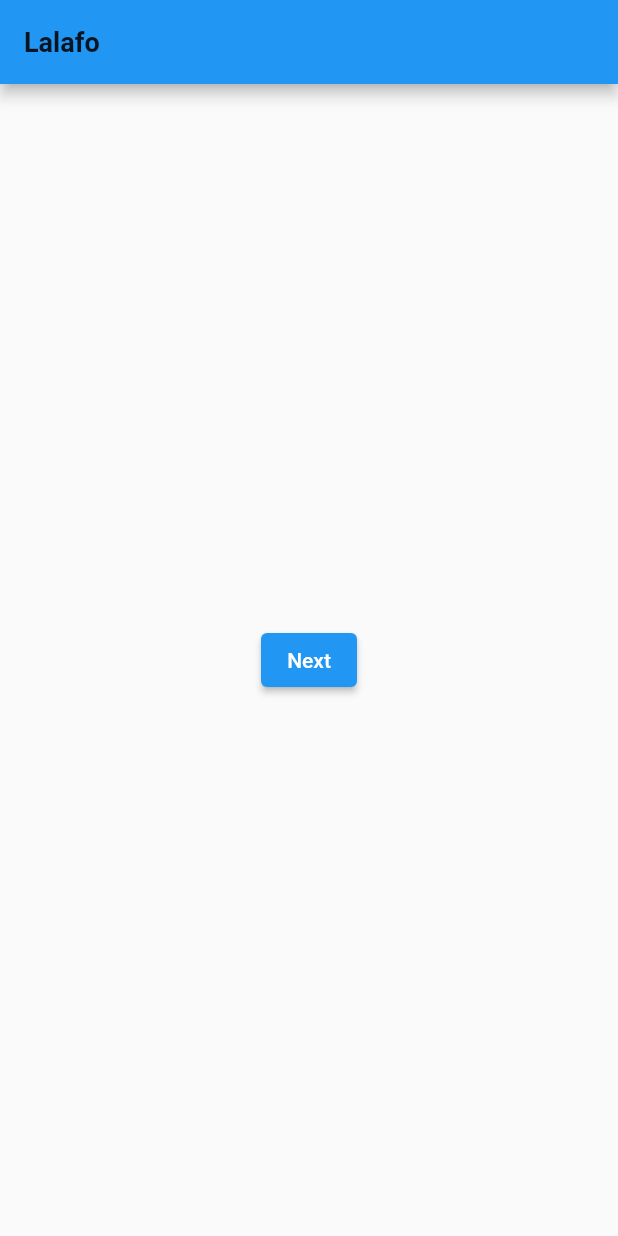
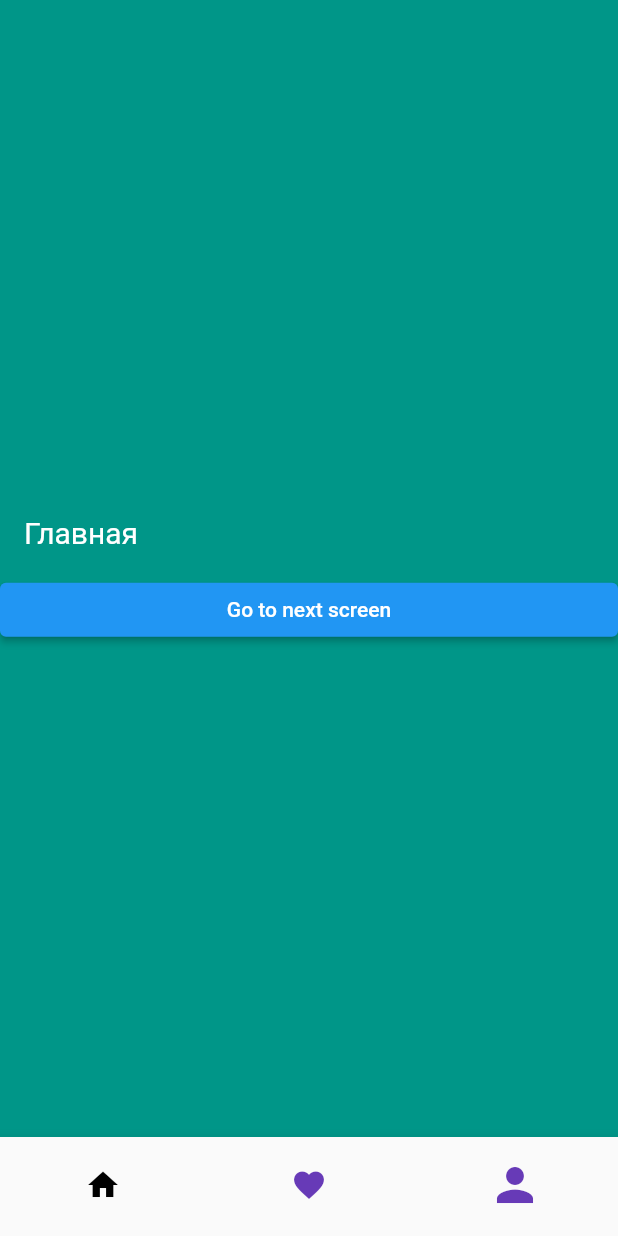
Before and after one commit to Ilgz/LalafoClone, a Flutter app: the screen it shows after launch, on a phone screen of 412 x 824 dp. Run offline on Flutter 3.47's test engine with Material 2 defaults, Android fonts, the phone set to English and light mode, and no system bars.

```diff
--- a/lib/main.dart
+++ b/lib/main.dart
@@ -1,4 +1,7 @@
 import 'package:flutter/material.dart';
+import 'package:lalafo/pages/favorites_page.dart';
+import 'package:lalafo/pages/home_page.dart';
+import 'package:lalafo/pages/profile_page.dart';
 
 void main() {
   runApp(MaterialApp(
@@ -15,58 +18,100 @@ class MyApp extends StatefulWidget {
 }
 
 class _MyAppState extends State<MyApp> {
-  final List<String> _list = [''];
+  int _selectedIndex = 0;
+
+  List<Widget> _list = <Widget>[
+    HomePage(),
+    FavoritesPage(),
+    ProfilePage()
+  ];
+
   @override
   Widget build(BuildContext context) {
     return Scaffold(
-        appBar: AppBar(
-          title: Text(
-            "Lalafo",
-            style: TextStyle(
-                fontSize: 18.0,
-                fontWeight: FontWeight.bold,
-                color: Colors.black87),
+      backgroundColor: Colors.black,
+      bottomNavigationBar: BottomNavigationBar(
+        currentIndex: _selectedIndex,
+        showSelectedLabels: false,
+        showUnselectedLabels: false,
+        items: const [
+          BottomNavigationBarItem(
+            label: 'Главная',
+      icon: Icon(Icons.home,
+          color: Colors.deepPurple,
           ),
-        ),
-        body: Center(
-            child: ElevatedButton(
-              onPressed: () {
-                Route route = MaterialPageRoute(builder: (context) => SecondPage());
-                Navigator.push(context, route);
-              }, child: Text('Next'),
-            )));
+          activeIcon: Icon(Icons.home,
+          color: Colors.black,
+    ),
+    ),
+          BottomNavigationBarItem(
+              label: "Избранное",
+              icon: Icon(Icons.favorite,
+          color: Colors.deepPurple,
+          ),
+            activeIcon: Icon(Icons.favorite,
+            color: Colors.black,
+            ),
+          ),
+          BottomNavigationBarItem(
+            label: 'Профиль',
+            icon: Icon(Icons.person,
+          color: Colors.deepPurple,
+          size: 36,
+          ),
+          activeIcon: Icon(Icons.person,
+          color: Colors.black,
+          size: 36,
+          ),
+          ),
+        ],
+        onTap: (index) {
+          setState(() {
+            _selectedIndex = index;
+          });
+        },
+      ),
+        // body: Center(
+        //     child: ElevatedButton(
+        //       onPressed: () {
+        //         Route route = MaterialPageRoute(builder: (context) => SecondPage());
+        //         Navigator.push(context, route);
+        //       }, child: Text('Next'),
+        //     ))
+          body: _list.elementAt(_selectedIndex),
+    );
   }
 
-  getHomePageBody(BuildContext context) {
-    return ListView.builder(
-      itemCount: _list.length,
-      itemBuilder: _getItemUI,
-      padding: EdgeInsets.all(0.0),
-    );
+  // getHomePageBody(BuildContext context) {
+  //   return ListView.builder(
+  //     itemCount: _list.length,
+  //     itemBuilder: _getItemUI,
+  //     padding: EdgeInsets.all(0.0),
+  //   );
 
   }
   // First Attempt
-  Widget _getItemUI(BuildContext context, int index) {
-    return Text(_list[index]);
-  }
-}
-
-class SecondPage extends StatelessWidget {
-  const SecondPage({Key? key}) : super(key: key);
-
-  @override
-  Widget build(BuildContext context) {
-    return GestureDetector(
-      onLongPress: () {Navigator.pop(context);},
-      child: Scaffold(
-        body: Column(
-          children: [
-            Center(
-              child: Container(child: Text('Удерживайте чтобы выйти')),
-            ),
-          ],
-        ),
-      ),
-    );
-  }
-}
+//   Widget _getItemUI(BuildContext context, int index) {
+//     return Text(_list[index]);
+//   }
+// }
+//
+// class SecondPage extends StatelessWidget {
+//   const SecondPage({Key? key}) : super(key: key);
+//
+//   @override
+//   Widget build(BuildContext context) {
+//     return GestureDetector(
+//       onLongPress: () {Navigator.pop(context);},
+//       child: Scaffold(
+//         body: Column(
+//           children: [
+//             Center(
+//               child: Container(child: Text('Удерживайте чтобы выйти')),
+//             ),
+//           ],
+//         ),
+//       ),
+//     );
+//  }
+//}
--- /dev/null
+++ b/lib/pages/home_page.dart
@@ -0,0 +1,38 @@
+import 'package:flutter/material.dart';
+
+import '../screen2.dart';
+
+class HomePage extends StatelessWidget {
+  const HomePage({Key? key}) : super(key: key);
+
+  @override
+  Widget build(BuildContext context) {
+    return Container(
+      color: Colors.teal,
+      child: Column(
+        mainAxisAlignment: MainAxisAlignment.center,
+        crossAxisAlignment: CrossAxisAlignment.stretch,
+        children: <Widget>[
+          Container(
+            child: Text(
+              'Главная',
+              style: TextStyle(
+                color: Colors.white,
+                fontSize: 20,
+              ),
+            ),
+            margin: EdgeInsets.all(16),
+          ),
+          ElevatedButton(
+              onPressed: () {
+                Navigator.push(context, MaterialPageRoute(
+                    builder: (context) => Screen2()
+                ));
+              },
+          child: Text('Go to next screen'),
+          ),
+        ],
+      ),
+    );
+  }
+}
```
Also changed, not shown: lib/pages/favorites_page.dart (added, +24 -0 lines), lib/pages/profile_page.dart (added, +12 -0 lines), lib/screen2.dart (added, +35 -0 lines).
